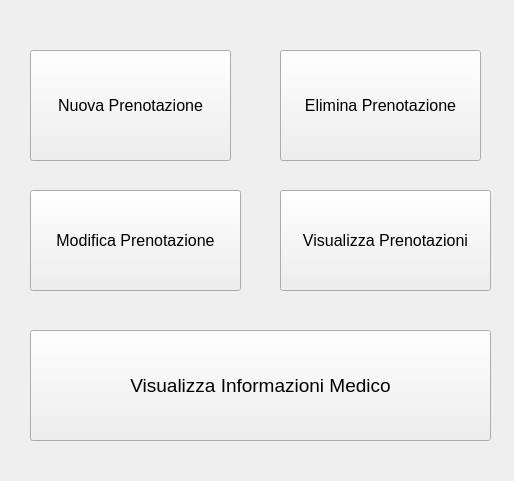
First picture: the form in GUI/MenuCliente.ui, repository S1098357/ClinicaDefinifiva, before the edit.
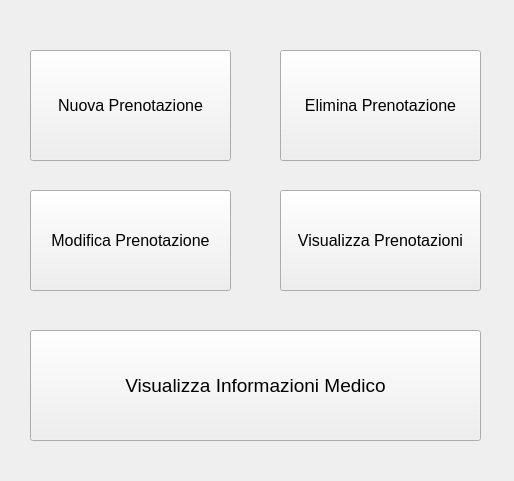
Second picture: the form after the edit.

What changed in the file:
```diff
--- a/GUI/MenuCliente.ui
+++ b/GUI/MenuCliente.ui
@@ -55,7 +55,7 @@
     <rect>
      <x>30</x>
      <y>190</y>
-     <width>211</width>
+     <width>201</width>
      <height>101</height>
     </rect>
    </property>
@@ -73,7 +73,7 @@
     <rect>
      <x>280</x>
      <y>190</y>
-     <width>211</width>
+     <width>201</width>
      <height>101</height>
     </rect>
    </property>
@@ -91,7 +91,7 @@
     <rect>
      <x>30</x>
      <y>330</y>
-     <width>461</width>
+     <width>451</width>
      <height>111</height>
     </rect>
    </property>
```
